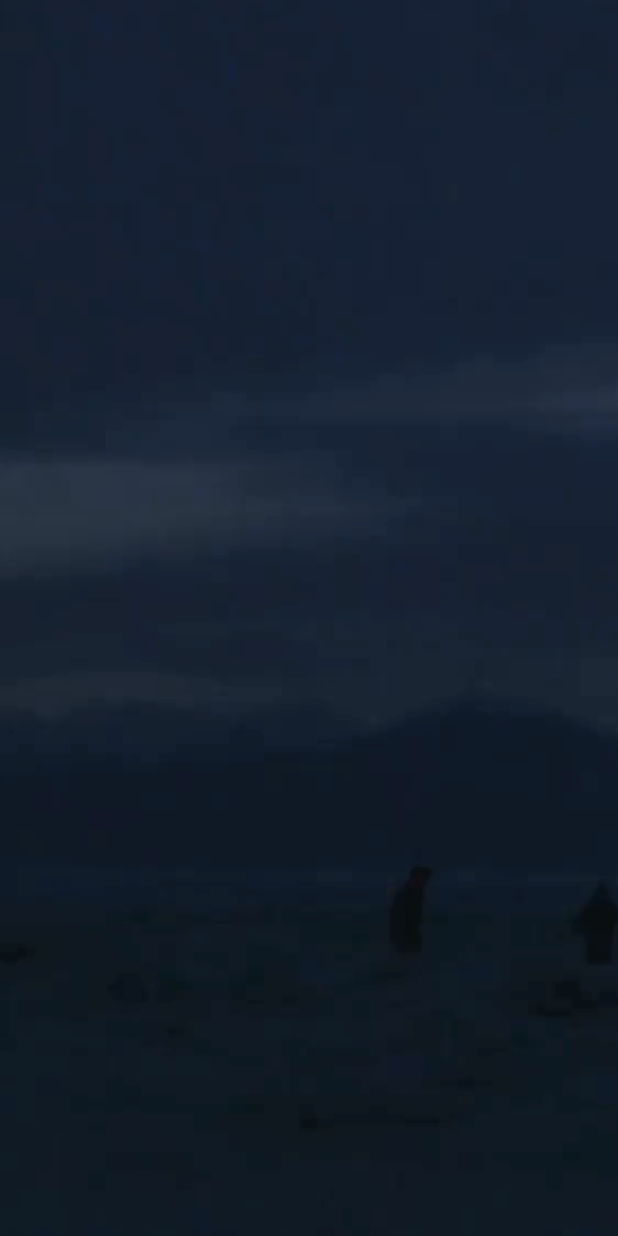
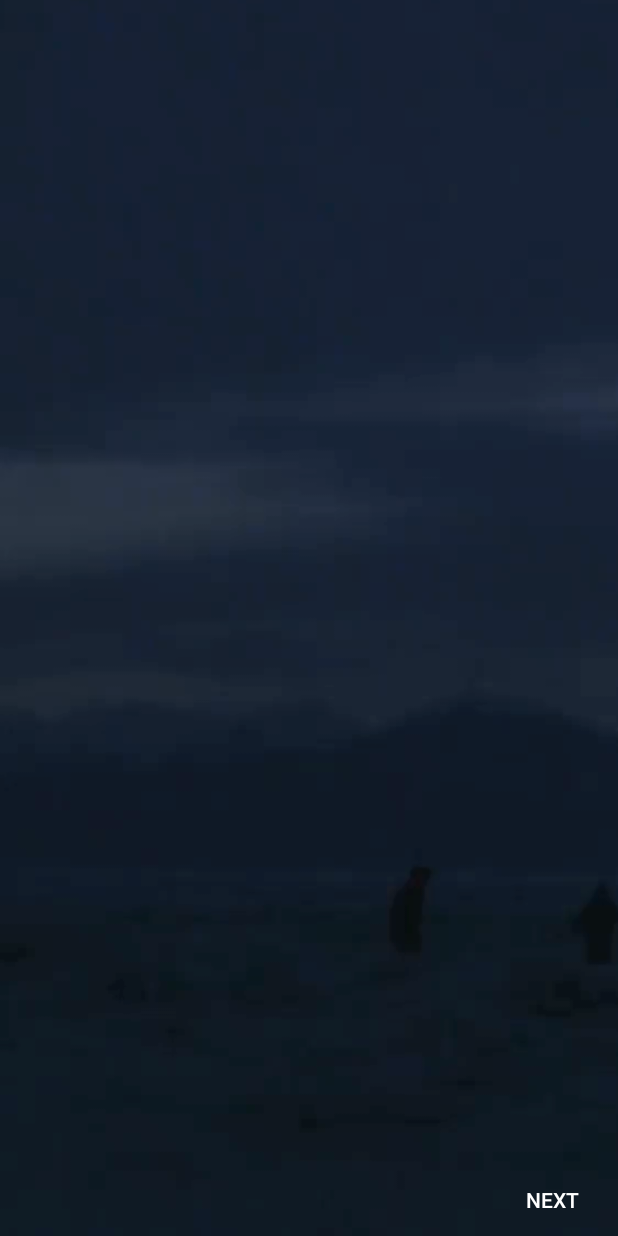
Before and after one commit to sameed07/Glo_Intro, an Android app: the screen it shows after launch (MainActivity), on a phone screen of 412 x 824 dp. Run offline under Robolectric (Android 15) with nearby library versions, the phone set to English and light mode, and no system bars.

Commit message:
layout done

```diff
--- a/app/src/main/res/layout/activity_main.xml
+++ b/app/src/main/res/layout/activity_main.xml
@@ -4,9 +4,45 @@
     xmlns:tools="http://schemas.android.com/tools"
     android:layout_width="match_parent"
     android:layout_height="match_parent"
-    tools:context=".MainActivity"
-    android:background="@drawable/bg">
+    android:background="@drawable/bg"
+    tools:context=".MainActivity">
 
+    <android.support.v4.view.ViewPager
+        android:id="@+id/mViewPager"
+        android:layout_width="match_parent"
+        android:layout_height="wrap_content"
+        android:background="@android:color/transparent">
 
+    </android.support.v4.view.ViewPager>
 
+    <LinearLayout
+        android:id="@+id/dotLayout"
+        android:layout_width="wrap_content"
+        android:layout_height="wrap_content"
+        android:layout_alignParentBottom="true"
+        android:layout_centerHorizontal="true"
+        android:layout_marginBottom="44dp"
+        android:orientation="horizontal">
+
+    </LinearLayout>
+
+    <Button
+        android:id="@+id/btnBack"
+        android:layout_width="wrap_content"
+        android:layout_height="wrap_content"
+        android:layout_alignParentBottom="true"
+        android:background="@android:color/transparent"
+        android:text="previous"
+        android:textColor="@color/white"
+        android:visibility="invisible" />
+
+    <Button
+        android:id="@+id/btnNext"
+        android:layout_alignParentBottom="true"
+        android:layout_alignParentRight="true"
+        android:layout_width="wrap_content"
+        android:layout_height="wrap_content"
+        android:background="@android:color/transparent"
+        android:text="Next"
+        android:textColor="@color/white" />
 </RelativeLayout>
```
